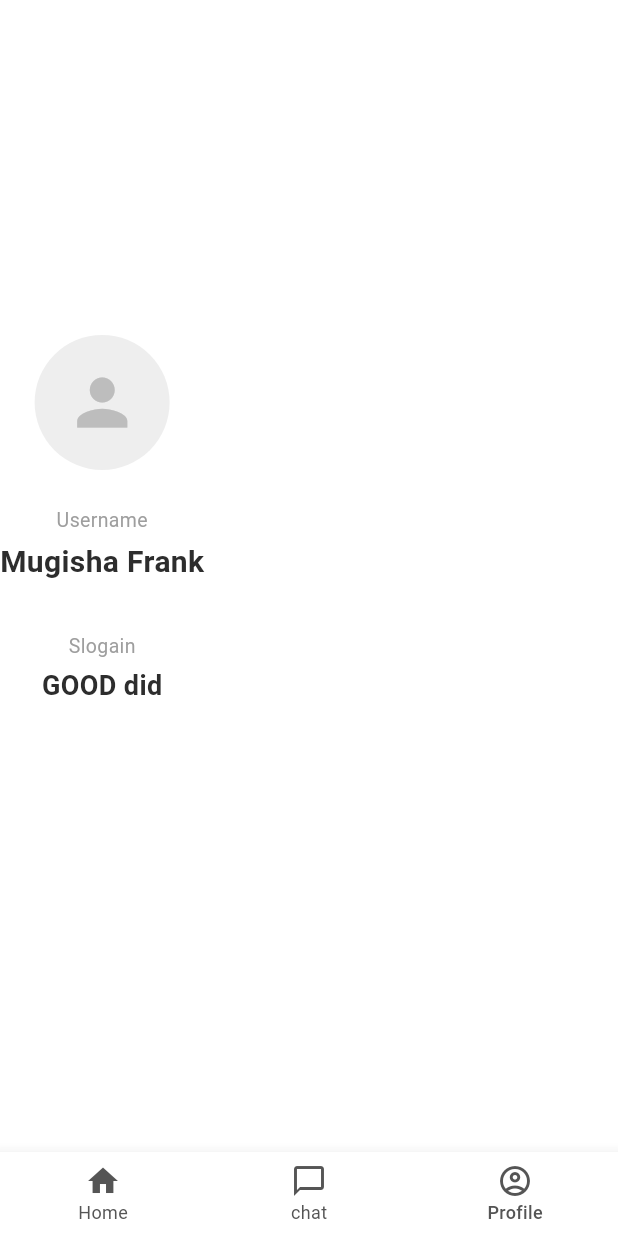
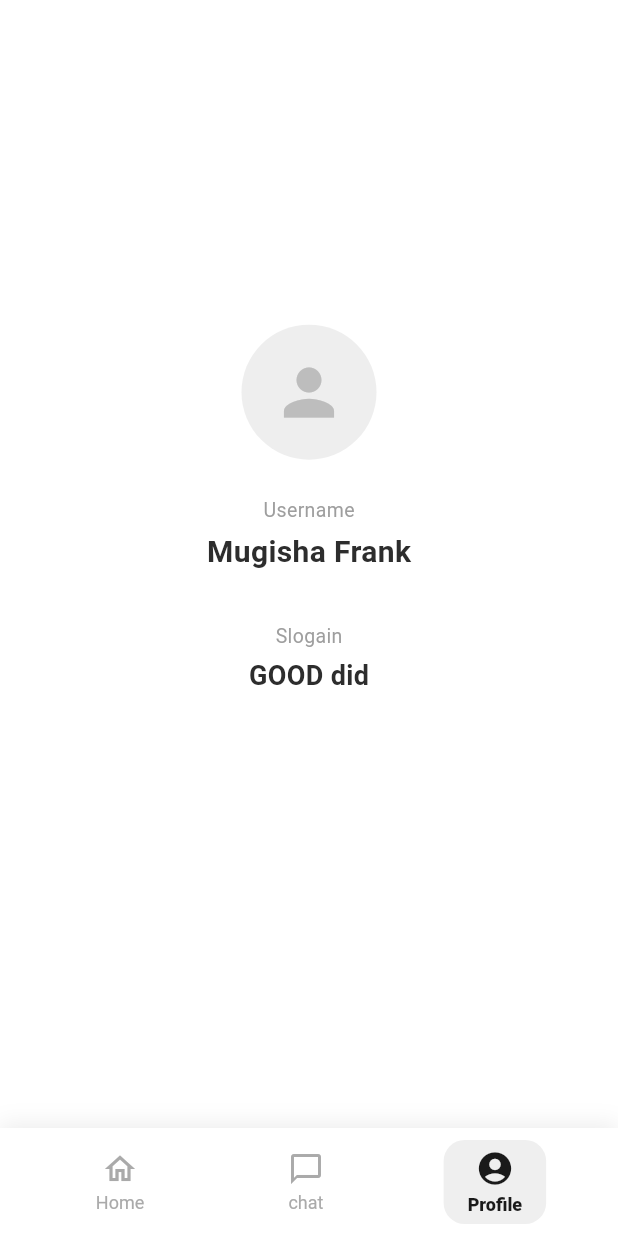
Before and after one commit to NICOLA-200/yuchat, a Flutter app: the ProfileScreen screen opened directly, on a phone screen of 412 x 824 dp. Run offline on Flutter 3.47's test engine with Material 3 defaults, Android fonts, the phone set to English and light mode, and no system bars; our stand-ins replace flutter_riverpod, shared_preferences; accounts and stored records are empty.

Commit message:
fix:update ui

```diff
--- a/mobile/lib/main.dart
+++ b/mobile/lib/main.dart
@@ -5,28 +5,32 @@ import 'package:yuchat/screens/loading_screen.dart';
 import 'package:yuchat/screens/login_screen.dart';
 import 'package:yuchat/screens/profile_screen.dart';
 import 'package:yuchat/screens/signup_screen.dart';
+import 'package:yuchat/screens/users_screen.dart';
 
 void main() {
-   runApp(const ProviderScope(child: MyApp()));
+  runApp(const ProviderScope(child: MyApp()));
 }
 
 class MyApp extends StatelessWidget {
   const MyApp({super.key});
 
-  // This widget is the root of your application.
   @override
   Widget build(BuildContext context) {
     return MaterialApp(
       title: 'YuChat',
       debugShowCheckedModeBanner: false,
-        routes: {
-          '/signup': (context) => const SignupScreen(),
-          '/login': (context) => const LoginScreen(),
-         },
       theme: ThemeData(
-        colorScheme: .fromSeed(seedColor: Colors.deepPurple),
+        colorScheme: ColorScheme.fromSeed(seedColor: Colors.deepPurple),
       ),
-      home: const ProfileScreen()
+      routes: {
+        '/home':    (context) => const UsersScreen(),
+        '/chat':    (context) => const HomeScreen(),
+        '/profile': (context) => const ProfileScreen(),
+        '/signup':  (context) => const SignupScreen(),
+        '/login':   (context) => const LoginScreen(),
+        '/loading': (context) => const LoadingScreen(),
+      },
+      home: const UsersScreen(),
     );
   }
 }
--- a/mobile/lib/screens/profile_screen.dart
+++ b/mobile/lib/screens/profile_screen.dart
@@ -1,6 +1,5 @@
 import 'package:flutter/material.dart';
 import 'package:yuchat/widgets/bottom_navbar.dart';
-
 
 class ProfileScreen extends StatelessWidget {
   const ProfileScreen({super.key});
@@ -10,8 +9,10 @@ class ProfileScreen extends StatelessWidget {
     return Scaffold(
       backgroundColor: Colors.white,
       body: SafeArea(
+        child: Center(
           child: Column(
             mainAxisAlignment: MainAxisAlignment.center,
+            crossAxisAlignment: CrossAxisAlignment.center,
             children: [
               const Spacer(flex: 3),
 
@@ -80,6 +81,7 @@ class ProfileScreen extends StatelessWidget {
             ],
           ),
         ),
+      ),
       bottomNavigationBar: const AppBottomNavBar(currentIndex: 2),
     );
   }
--- a/mobile/lib/widgets/bottom_navbar.dart
+++ b/mobile/lib/widgets/bottom_navbar.dart
@@ -7,7 +7,6 @@ class AppBottomNavBar extends StatelessWidget {
 
   void _onTap(BuildContext context, int index) {
     if (index == currentIndex) return;
-
     switch (index) {
       case 0:
         Navigator.pushReplacementNamed(context, '/home');
@@ -23,36 +22,157 @@ class AppBottomNavBar extends StatelessWidget {
 
   @override
   Widget build(BuildContext context) {
-    return BottomNavigationBar(
-      currentIndex: currentIndex,
-      selectedItemColor: const Color(0xFF555555),
-      unselectedItemColor: const Color(0xFF555555),
-      backgroundColor: Colors.white,
-      elevation: 8,
-      type: BottomNavigationBarType.fixed,
-      selectedLabelStyle: const TextStyle(
-        fontSize: 12,
-        fontWeight: FontWeight.w500,
+    return Container(
+      decoration: BoxDecoration(
+        color: Colors.white,
+        boxShadow: [
+          BoxShadow(
+            color: Colors.black.withOpacity(0.08),
+            blurRadius: 12,
+            offset: const Offset(0, -2),
+          ),
+        ],
       ),
-      unselectedLabelStyle: const TextStyle(
-        fontSize: 12,
-        fontWeight: FontWeight.w400,
+      child: SafeArea(
+        top: false,
+        child: Padding(
+          padding: const EdgeInsets.symmetric(horizontal: 16, vertical: 8),
+          child: Row(
+            mainAxisAlignment: MainAxisAlignment.spaceAround,
+            children: [
+              _NavItem(
+                index: 0,
+                currentIndex: currentIndex,
+                icon: Icons.home_outlined,
+                activeIcon: Icons.home,
+                label: 'Home',
+                onTap: (i) => _onTap(context, i),
+              ),
+              _NavItem(
+                index: 1,
+                currentIndex: currentIndex,
+                icon: Icons.chat_bubble_outline,
+                activeIcon: Icons.chat_bubble,
+                label: 'chat',
+                onTap: (i) => _onTap(context, i),
+              ),
+              _NavItem(
+                index: 2,
+                currentIndex: currentIndex,
+                icon: Icons.account_circle_outlined,
+                activeIcon: Icons.account_circle,
+                label: 'Profile',
+                onTap: (i) => _onTap(context, i),
+              ),
+            ],
+          ),
+        ),
       ),
-      items: const [
-        BottomNavigationBarItem(
-          icon: Icon(Icons.home),
-          label: 'Home',
-        ),
-        BottomNavigationBarItem(
-          icon: Icon(Icons.chat_bubble_outline),
-          label: 'chat',
-        ),
-        BottomNavigationBarItem(
-          icon: Icon(Icons.account_circle_outlined),
-          label: 'Profile',
-        ),
-      ],
-      onTap: (index) => _onTap(context, index),
     );
   }
 }
+
+class _NavItem extends StatefulWidget {
+  final int index;
+  final int currentIndex;
+  final IconData icon;
+  final IconData activeIcon;
+  final String label;
+  final void Function(int) onTap;
+
+  const _NavItem({
+    required this.index,
+    required this.currentIndex,
+    required this.icon,
+    required this.activeIcon,
+    required this.label,
+    required this.onTap,
+  });
+
+  @override
+  State<_NavItem> createState() => _NavItemState();
+}
+
+class _NavItemState extends State<_NavItem>
+    with SingleTickerProviderStateMixin {
+  late AnimationController _controller;
+  late Animation<double> _scaleAnim;
+
+  bool get _isSelected => widget.index == widget.currentIndex;
+
+  @override
+  void initState() {
+    super.initState();
+    _controller = AnimationController(
+      vsync: this,
+      duration: const Duration(milliseconds: 150),
+      lowerBound: 0.0,
+      upperBound: 1.0,
+    );
+    _scaleAnim = Tween<double>(begin: 1.0, end: 0.85).animate(
+      CurvedAnimation(parent: _controller, curve: Curves.easeInOut),
+    );
+  }
+
+  @override
+  void dispose() {
+    _controller.dispose();
+    super.dispose();
+  }
+
+  void _handleTap() async {
+    await _controller.forward();
+    await _controller.reverse();
+    widget.onTap(widget.index);
+  }
+
+  @override
+  Widget build(BuildContext context) {
+    const selectedColor = Color(0xFF1A1A1A);
+    const unselectedColor = Color(0xFFAAAAAA);
+
+    return GestureDetector(
+      onTap: _handleTap,
+      behavior: HitTestBehavior.opaque,
+      child: ScaleTransition(
+        scale: _scaleAnim,
+        child: AnimatedContainer(
+          duration: const Duration(milliseconds: 200),
+          curve: Curves.easeInOut,
+          padding: const EdgeInsets.symmetric(horizontal: 16, vertical: 6),
+          decoration: BoxDecoration(
+            color: _isSelected
+                ? const Color(0xFF1A1A1A).withOpacity(0.07)
+                : Colors.transparent,
+            borderRadius: BorderRadius.circular(14),
+          ),
+          child: Column(
+            mainAxisSize: MainAxisSize.min,
+            children: [
+              AnimatedSwitcher(
+                duration: const Duration(milliseconds: 200),
+                child: Icon(
+                  _isSelected ? widget.activeIcon : widget.icon,
+                  key: ValueKey(_isSelected),
+                  color: _isSelected ? selectedColor : unselectedColor,
+                  size: _isSelected ? 26 : 24,
+                ),
+              ),
+              const SizedBox(height: 4),
+              AnimatedDefaultTextStyle(
+                duration: const Duration(milliseconds: 200),
+                style: TextStyle(
+                  fontSize: 12,
+                  fontWeight:
+                      _isSelected ? FontWeight.w800 : FontWeight.w400,
+                  color: _isSelected ? selectedColor : unselectedColor,
+                ),
+                child: Text(widget.label),
+              ),
+            ],
+          ),
+        ),
+      ),
+    );
+  }
+}
```
Lines whose indentation alone changed are shown as unchanged.
